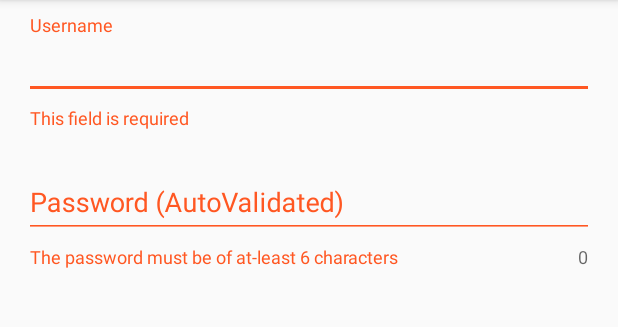
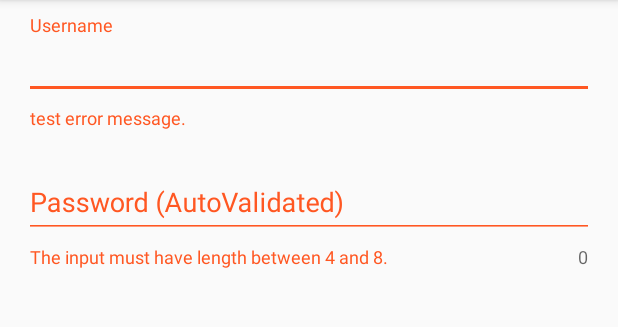
Before and after one commit to julianraj/ValidatedTextInputLayout, an Android app: the screen it shows after launch (MainActivity), after a tap on an icon or button, on a phone screen of 412 x 824 dp, the part 84-411 px from its top. Run offline under Robolectric (Android 15) with nearby library versions, the phone set to English and light mode, and no system bars.

```diff
--- a/build.gradle
+++ b/build.gradle
@@ -5,7 +5,7 @@ buildscript {
         jcenter()
     }
     dependencies {
-        classpath 'com.android.tools.build:gradle:2.0.0-beta5'
+        classpath 'com.android.tools.build:gradle:2.0.0-beta6'
 
         // NOTE: Do not place your application dependencies here; they belong
         // in the individual module build.gradle files
--- a/sample/src/main/java/com/julianraj/validatedtextinputlayout/MainActivity.java
+++ b/sample/src/main/java/com/julianraj/validatedtextinputlayout/MainActivity.java
@@ -10,8 +10,6 @@ import android.view.MenuItem;
 import android.view.View;
 
 import com.julianraj.validatedinputtextlayout.ValidatedTextInputLayout;
-import com.julianraj.validatedinputtextlayout.validator.LengthValidator;
-import com.julianraj.validatedinputtextlayout.validator.RequiredValidator;
 
 public class MainActivity extends AppCompatActivity {
 
@@ -35,16 +33,9 @@ public class MainActivity extends AppCompatActivity {
         });
 
         mUsernameInput = ((ValidatedTextInputLayout) findViewById(R.id.username));
-        mUsernameInput.addValidator(new RequiredValidator("This field is required"));
-        mUsernameInput.autoTrimValue(true);
-
 
         mPasswordInput = ((ValidatedTextInputLayout) findViewById(R.id.password));
-        //mPasswordInput.addValidator(new RequiredValidator("This field is required"));
-        mPasswordInput.addValidator(new LengthValidator(6, LengthValidator.LENGTH_INDEFINITE,
-                "The password must be of at-least 6 characters"));
         mPasswordInput.setCounterEnabled(true);
-        mPasswordInput.autoValidate(true);
     }
 
     private void submitForm(){
--- a/sample/src/main/res/layout/content_main.xml
+++ b/sample/src/main/res/layout/content_main.xml
@@ -3,6 +3,7 @@
     android:id="@+id/container"
     xmlns:android="http://schemas.android.com/apk/res/android"
     xmlns:tools="http://schemas.android.com/tools"
+    xmlns:validation="http://schemas.android.com/apk/res-auto"
     android:layout_width="match_parent"
     android:layout_height="match_parent"
     android:orientation="vertical"
@@ -15,9 +16,12 @@
 
     <com.julianraj.validatedinputtextlayout.ValidatedTextInputLayout
         android:id="@+id/username"
+        android:layout_width="match_parent"
+        android:layout_height="wrap_content"
         android:layout_marginTop="50dp"
-        android:layout_width="match_parent"
-        android:layout_height="wrap_content">
+        validation:autoTrim="true"
+        validation:isRequired="true"
+        validation:requiredValidationMessage="test error message.">
 
         <EditText
             android:layout_width="match_parent"
@@ -30,7 +34,10 @@
         android:id="@+id/password"
         android:layout_width="match_parent"
         android:layout_height="wrap_content"
-        android:layout_marginTop="@dimen/activity_vertical_margin">
+        android:layout_marginTop="@dimen/activity_vertical_margin"
+        validation:autoValidate="true"
+        validation:minLength="4"
+        validation:maxLength="8">
 
         <EditText
             android:layout_width="match_parent"
--- a/validatedtextinputlayout/src/main/AndroidManifest.xml
+++ b/validatedtextinputlayout/src/main/AndroidManifest.xml
@@ -4,8 +4,7 @@
     <application
         android:allowBackup="true"
         android:label="@string/app_name"
-        android:supportsRtl="true"
-        >
+        android:supportsRtl="true">
 
     </application>
 
--- a/validatedtextinputlayout/src/main/java/com/julianraj/validatedinputtextlayout/ValidatedTextInputLayout.java
+++ b/validatedtextinputlayout/src/main/java/com/julianraj/validatedinputtextlayout/ValidatedTextInputLayout.java
@@ -1,12 +1,15 @@
 package com.julianraj.validatedinputtextlayout;
 
 import android.content.Context;
+import android.content.res.TypedArray;
 import android.support.design.widget.TextInputLayout;
 import android.text.Editable;
 import android.text.TextWatcher;
 import android.util.AttributeSet;
 
 import com.julianraj.validatedinputtextlayout.validator.IValidator;
+import com.julianraj.validatedinputtextlayout.validator.LengthValidator;
+import com.julianraj.validatedinputtextlayout.validator.RequiredValidator;
 
 import java.util.ArrayList;
 import java.util.List;
@@ -14,7 +17,7 @@ import java.util.List;
 /**
  * Created by julian on 2/25/16.
  */
-public class ValidatedTextInputLayout extends TextInputLayout{
+public class ValidatedTextInputLayout extends TextInputLayout {
     List<IValidator> mValidators;
     private boolean mAutoValidate = false;
     private boolean mAutoTrimValue = false;
@@ -27,11 +30,59 @@ public class ValidatedTextInputLayout extends TextInputLayout{
     public ValidatedTextInputLayout(Context context, AttributeSet attrs) {
         super(context, attrs);
         initialize();
+        initializeCustomAttrs(context, attrs);
     }
 
     public ValidatedTextInputLayout(Context context, AttributeSet attrs, int defStyleAttr) {
         super(context, attrs, defStyleAttr);
         initialize();
+        initializeCustomAttrs(context, attrs);
+    }
+
+    private void initializeCustomAttrs(Context context, AttributeSet attrs) {
+        TypedArray typedArray = context.getTheme().obtainStyledAttributes(attrs, R.styleable
+                .ValidatedInputTextLayout, 0, 0);
+
+        try {
+            mAutoTrimValue = typedArray.getBoolean(R.styleable.ValidatedInputTextLayout_autoTrim,
+                    false);
+            mAutoValidate = typedArray.getBoolean(R.styleable
+                    .ValidatedInputTextLayout_autoValidate, false);
+
+            if (typedArray.getBoolean(R.styleable.ValidatedInputTextLayout_isRequired, false)) {
+                String errorMessage = typedArray.getString(R.styleable
+                        .ValidatedInputTextLayout_requiredValidationMessage);
+                if (errorMessage == null)
+                    errorMessage = context.getString(R.string.default_required_validation_message);
+                addValidator(new RequiredValidator(errorMessage));
+            }
+
+            int minLength = typedArray.getInteger(R.styleable.ValidatedInputTextLayout_minLength,
+                    LengthValidator.LENGTH_ZERO);
+            int maxLength = typedArray.getInteger(R.styleable.ValidatedInputTextLayout_maxLength,
+                    LengthValidator.LENGTH_INDEFINITE);
+
+            if (!(minLength == LengthValidator.LENGTH_ZERO && maxLength == LengthValidator
+                    .LENGTH_INDEFINITE)) {
+                String errorMessage = typedArray.getString(R.styleable
+                        .ValidatedInputTextLayout_lengthValidationMessage);
+                if (errorMessage == null) {
+                    if (minLength == LengthValidator.LENGTH_ZERO) {
+                        errorMessage = context.getString(R.string
+                                .default_required_length_message_max, maxLength);
+                    } else if (maxLength == LengthValidator.LENGTH_INDEFINITE) {
+                        errorMessage = context.getString(R.string
+                                .default_required_length_message_min, minLength);
+                    } else {
+                        errorMessage = context.getString(R.string
+                                .default_required_length_message_min_max, minLength, maxLength);
+                    }
+                }
+                addValidator(new LengthValidator(minLength, maxLength, errorMessage));
+            }
+        } finally {
+            typedArray.recycle();
+        }
     }
 
     private void initialize() {
@@ -39,7 +90,7 @@ public class ValidatedTextInputLayout extends TextInputLayout{
         this.post(new Runnable() {
             @Override
             public void run() {
-                if(!getEditText().isInEditMode())
+                if (!getEditText().isInEditMode())
                     initializeTextWatcher();
             }
         });
@@ -89,15 +140,15 @@ public class ValidatedTextInputLayout extends TextInputLayout{
                 setError(validator.getErrorMessage());
                 status = false;
                 break;
-            }else{
+            } else {
                 setError(null);
             }
         }
         return status;
     }
 
-    public String getValue(){
-        if(mAutoTrimValue) return getEditText().getText().toString().trim();
+    public String getValue() {
+        if (mAutoTrimValue) return getEditText().getText().toString().trim();
         else return getEditText().getText().toString();
     }
 }
--- a/validatedtextinputlayout/src/main/java/com/julianraj/validatedinputtextlayout/validator/LengthValidator.java
+++ b/validatedtextinputlayout/src/main/java/com/julianraj/validatedinputtextlayout/validator/LengthValidator.java
@@ -23,9 +23,10 @@ public class LengthValidator extends BaseValidator {
     @Override
     public boolean isValid(String pText) {
         int length = pText.length();
-        return (mMaximumLength == LENGTH_INDEFINITE
-                ? length >= mMinimumLength
-                : (length >= mMinimumLength && length <= mMaximumLength)
-        );
+        if(mMaximumLength == LENGTH_INDEFINITE) {
+            return length >= mMinimumLength;
+        }else{
+            return (length >= mMinimumLength && length <= mMaximumLength);
+        }
     }
 }
```
Also changed, not shown: validatedtextinputlayout/src/main/res/values/attrs.xml (added, +16 -0 lines), validatedtextinputlayout/src/main/res/values/strings.xml (+8 -0 lines), 1 other file.
